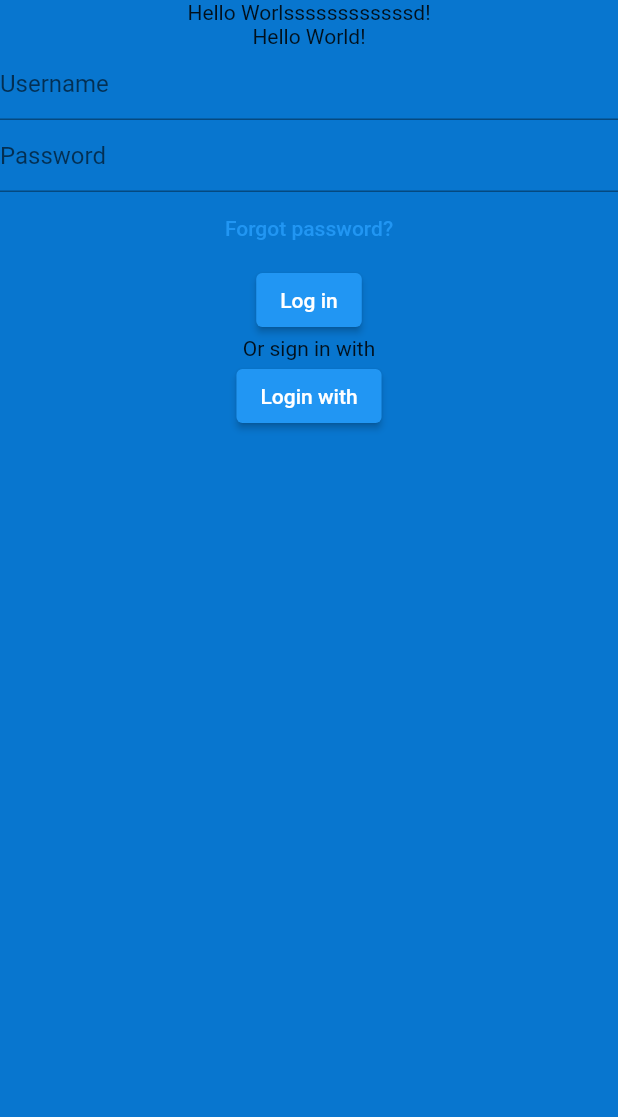
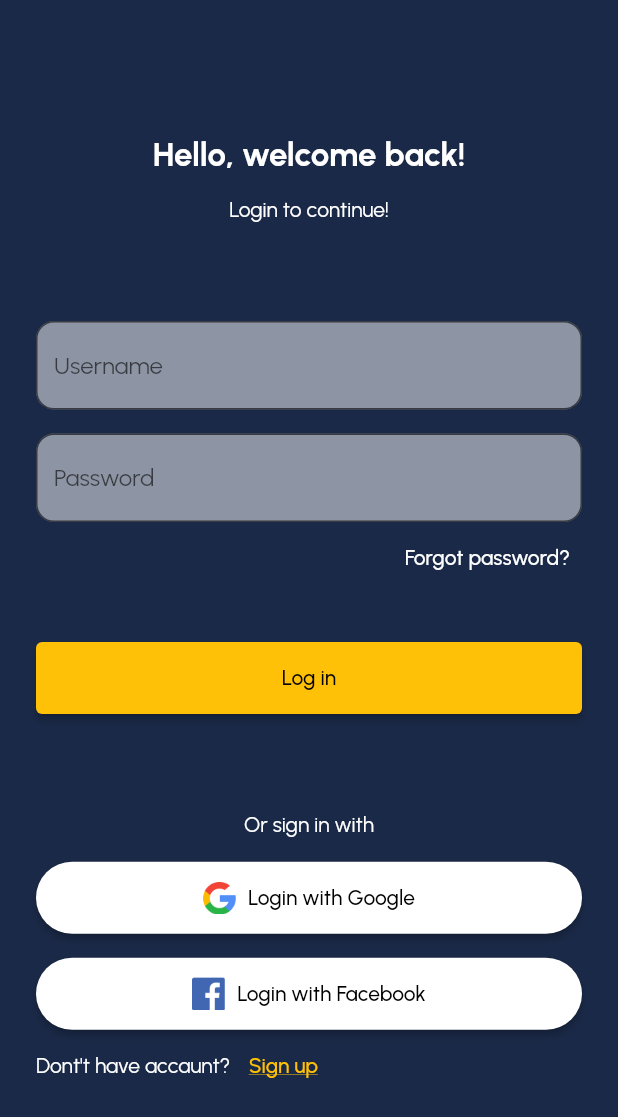
Before and after one commit to daniilamark/tutorial, a Flutter app: the screen it shows after launch, on a phone screen of 412 x 824 dp. Shown: the top 1117 px of the screen. Run offline on Flutter 3.47's test engine with Material 2 defaults, Android fonts, the phone set to English and light mode, and no system bars; project files that could hold a hidden picture were left out.

Commit message:
update first

```diff
--- a/lib/main.dart
+++ b/lib/main.dart
@@ -1,4 +1,7 @@
 import 'package:flutter/material.dart';
+import 'package:tutorial/pages/home_page.dart';
+import 'package:tutorial/pages/login_page.dart';
+import 'package:tutorial/styles/app_colors.dart';
 
 void main() {
   runApp(const MyApp());
@@ -10,41 +13,15 @@ class MyApp extends StatelessWidget {
   @override
   Widget build(BuildContext context) {
     return MaterialApp(
-      home: Scaffold(
-        backgroundColor: const Color.fromARGB(255, 8, 118, 207),
-        body: Column(
-          children: [
-            const Text('Hello Worlssssssssssssd!'),
-            const Text('Hello World!'),
-            const TextField(
-              decoration: InputDecoration(hintText: 'Username'),
-            ),
-            const TextField(
-              decoration: InputDecoration(hintText: 'Password'),
-            ),
-            TextButton(
-                onPressed: () {
-                  print("Forgot clicked");
-                },
-                child: const Text("Forgot password?")),
-            ElevatedButton(
-                onPressed: () {
-                  print("Log in clicked");
-                },
-                child: const Text("Log in")),
-            const Text('Or sign in with'),
-            ElevatedButton(
-                onPressed: () {
-                  print("Log in GOOGLE");
-                },
-                child: const Text("Login with")),
-          ],
-        ),
+      theme: ThemeData(
+        fontFamily: 'Urbanist',
+        scaffoldBackgroundColor: AppColors.background,
       ),
+      initialRoute: '/',
+      routes: {
+        '/': (context) => LoginPage(),
+        '/home': (context) => HomePage(),
+      },
     );
   }
-
-  mu() {
-    print("click");
-  }
 }
--- /dev/null
+++ b/lib/pages/home_page.dart
@@ -0,0 +1,14 @@
+import 'package:flutter/material.dart';
+
+class HomePage extends StatelessWidget {
+  const HomePage({super.key});
+
+  @override
+  Widget build(BuildContext context) {
+    return const Scaffold(
+      body: Center(
+        child: Text("Hello HOME PAGE"),
+      ),
+    );
+  }
+}
--- /dev/null
+++ b/lib/pages/login_page.dart
@@ -0,0 +1,196 @@
+import 'package:flutter/material.dart';
+
+class LoginPage extends StatelessWidget {
+  LoginPage({super.key});
+
+  @override
+  Widget build(BuildContext context) {
+    return Scaffold(
+      body: SingleChildScrollView(
+        child: SizedBox(
+          height: MediaQuery.of(context).size.height,
+          child: Padding(
+            padding: const EdgeInsets.all(24),
+            child: Column(
+              children: [
+                const Spacer(),
+                const Text(
+                  'Hello, welcome back!',
+                  style: TextStyle(
+                    color: Colors.white,
+                    fontSize: 22,
+                    fontWeight: FontWeight.bold,
+                  ),
+                ),
+                const SizedBox(
+                  height: 16,
+                ),
+                const Text(
+                  'Login to continue!',
+                  style: TextStyle(
+                    color: Colors.white,
+                  ),
+                ),
+                const Spacer(),
+                TextField(
+                  decoration: InputDecoration(
+                    hintText: 'Username',
+                    border: const OutlineInputBorder(
+                      borderRadius: BorderRadius.all(
+                        Radius.circular(12),
+                      ),
+                    ),
+                    filled: true,
+                    fillColor: Colors.white.withOpacity(0.5),
+                  ),
+                ),
+                const SizedBox(
+                  height: 16,
+                ),
+                TextField(
+                  decoration: InputDecoration(
+                    hintText: 'Password',
+                    border: const OutlineInputBorder(
+                      borderRadius: BorderRadius.all(
+                        Radius.circular(12),
+                      ),
+                    ),
+                    filled: true,
+                    fillColor: Colors.white.withOpacity(0.5),
+                  ),
+                ),
+                Align(
+                  alignment: Alignment.centerRight,
+                  child: TextButton(
+                    onPressed: () {
+                      print("Forgot clicked");
+                    },
+                    style: TextButton.styleFrom(
+                      foregroundColor: Colors.white,
+                    ),
+                    child: const Text("Forgot password?"),
+                  ),
+                ),
+                const SizedBox(
+                  height: 32,
+                ),
+                SizedBox(
+                  width: double.infinity,
+                  height: 48,
+                  child: ElevatedButton(
+                    onPressed: () {
+                      Navigator.of(context).pushNamed('/home');
+                    },
+                    style: ElevatedButton.styleFrom(
+                      backgroundColor: Colors.amber,
+                      foregroundColor: Colors.black,
+                    ),
+                    child: const Text("Log in"),
+                  ),
+                ),
+                const Spacer(),
+                const Text(
+                  'Or sign in with',
+                  style: TextStyle(
+                    color: Colors.white,
+                  ),
+                ),
+                const SizedBox(
+                  height: 16,
+                ),
+                SizedBox(
+                  height: 48,
+                  child: ElevatedButton(
+                    onPressed: () {
+                      print("Log in GOOGLE");
+                    },
+                    style: ElevatedButton.styleFrom(
+                      backgroundColor: Colors.white,
+                      foregroundColor: Colors.black,
+                      shape: const RoundedRectangleBorder(
+                        borderRadius: BorderRadius.all(
+                          Radius.circular(50),
+                        ),
+                      ),
+                    ),
+                    child: Row(
+                      mainAxisAlignment: MainAxisAlignment.center,
+                      children: [
+                        Image.asset(
+                          'assets/images/google.png',
+                          width: 22,
+                          height: 22,
+                        ),
+                        const SizedBox(
+                          width: 8,
+                        ),
+                        const Text('Login with Google'),
+                      ],
+                    ),
+                  ),
+                ),
+                const SizedBox(
+                  height: 16,
+                ),
+                SizedBox(
+                  height: 48,
+                  child: ElevatedButton(
+                    onPressed: () {
+                      print("Log in Facebook");
+                    },
+                    style: ElevatedButton.styleFrom(
+                      backgroundColor: Colors.white,
+                      foregroundColor: Colors.black,
+                      shape: const RoundedRectangleBorder(
+                        borderRadius: BorderRadius.all(
+                          Radius.circular(50),
+                        ),
+                      ),
+                    ),
+                    child: Row(
+                      mainAxisAlignment: MainAxisAlignment.center,
+                      children: [
+                        Image.asset(
+                          'assets/images/facebook.png',
+                          width: 22,
+                          height: 22,
+                        ),
+                        const SizedBox(
+                          width: 8,
+                        ),
+                        const Text('Login with Facebook'),
+                      ],
+                    ),
+                  ),
+                ),
+                Row(
+                  children: [
+                    const Text(
+                      "Dont't have accaunt? ",
+                      style: TextStyle(
+                        color: Colors.white,
+                      ),
+                    ),
+                    TextButton(
+                      onPressed: () {},
+                      style: TextButton.styleFrom(
+                        foregroundColor: Colors.amber,
+                      ),
+                      child: const Text(
+                        'Sign up',
+                        style: TextStyle(
+                          decoration: TextDecoration.underline,
+                        ),
+                      ),
+                    ),
+                  ],
+                ),
+                const Spacer(),
+              ],
+            ),
+          ),
+        ),
+      ),
+    );
+  }
+}
--- /dev/null
+++ b/lib/styles/app_colors.dart
@@ -0,0 +1,12 @@
+import 'package:flutter/material.dart';
+
+class AppColors {
+  static const primary = Color(0xffFBD512);
+  static const font = Color(0xffD8D8D8);
+  static const font2 = Color(0xff373737);
+  static const disableFont = Color(0xffA7A7A7);
+  static const disableButton = Color(0xff303030);
+  static const background = Color(0xff1A2947);
+  static const black = Color(0xff000000);
+  static const white = Color(0xffffffff);
+}
```
Also changed, not shown: pubspec.yaml (+20 -0 lines), assets/fonts/Urbanist-Black.ttf (added), assets/fonts/Urbanist-Bold.ttf (added), assets/fonts/Urbanist-ExtraBold.ttf (added), assets/fonts/Urbanist-Light.ttf (added), assets/fonts/Urbanist-Medium.ttf (added), assets/fonts/Urbanist-Regular.ttf (added), assets/fonts/Urbanist-SemiBold.ttf (added), assets/images/facebook.png (added), assets/images/google.png (added).
